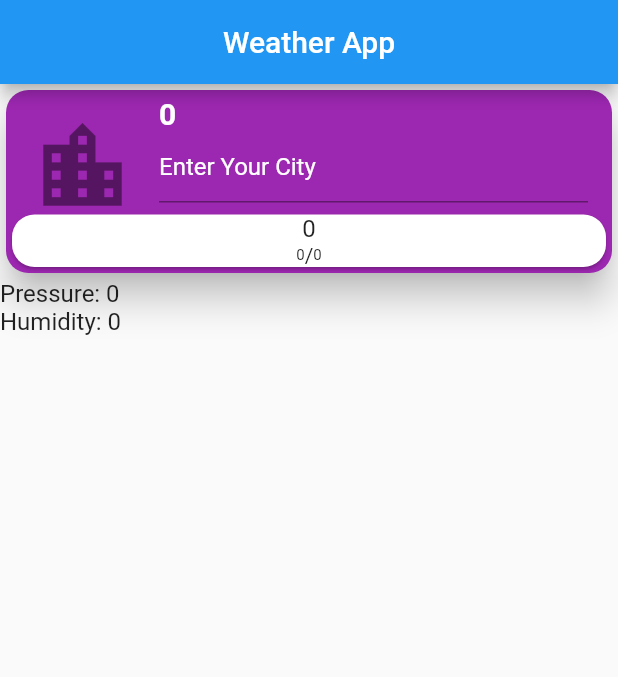
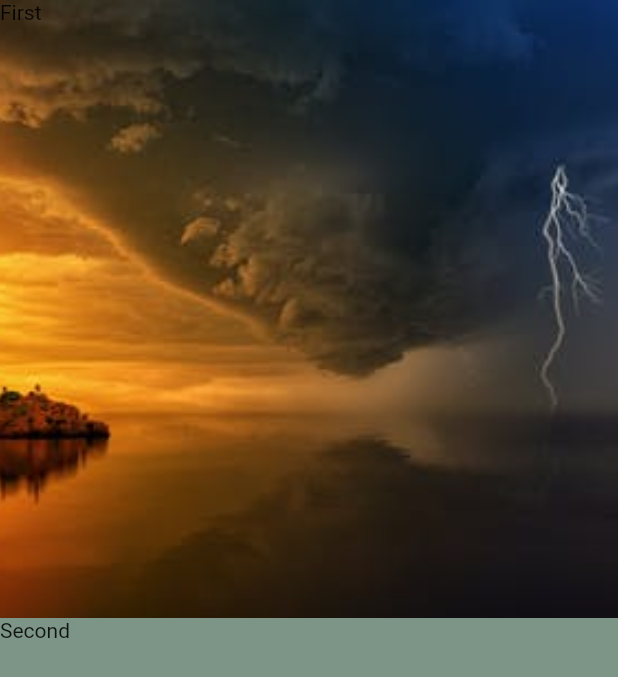
Before and after one commit to Mostafiz1713/WeatherApp, a Flutter app: the screen it shows after launch, on a phone screen of 412 x 824 dp. Shown: the top 677 px of the screen. Run offline on Flutter 3.47's test engine with Material 2 defaults, Android fonts, the phone set to English and light mode, and no system bars.

Commit message:
Start New Home Page

```diff
--- /dev/null
+++ b/lib/Screens/newHomeScreen.dart
@@ -0,0 +1,44 @@
+import 'package:flutter/material.dart';
+
+class HomeScreen extends StatefulWidget {
+  @override
+  _HomeScreenState createState() => _HomeScreenState();
+}
+
+class _HomeScreenState extends State<HomeScreen> {
+  @override
+  Widget build(BuildContext context) {
+    return MaterialApp(
+        debugShowCheckedModeBanner: false,
+        home: Scaffold(
+          body: Container(
+            child: Column(
+              mainAxisAlignment: MainAxisAlignment.start,
+              crossAxisAlignment: CrossAxisAlignment.stretch,
+              children: [
+                Container(
+                  height: MediaQuery.of(context).size.height*.5,
+                  width: MediaQuery.of(context).size.width,
+                  decoration: BoxDecoration(
+                    color: Color(0xff7c94b6),
+                    image: DecorationImage(
+                      image: AssetImage('assets/images/weather_bg.jpg'),
+                      fit: BoxFit.cover,
+                    ),
+                  ),
+                  child: Text('First'),
+                ),
+                Container(
+                  height: MediaQuery.of(context).size.height*.5,
+                  width: MediaQuery.of(context).size.width,
+                  decoration: BoxDecoration(
+                    color: Color(0xff7c9586),
+                  ),
+                  child: Text('Second'),
+                ),
+              ],
+            ),
+          ),
+        ));
+  }
+}
--- a/lib/splashScreen.dart
+++ b/lib/splashScreen.dart
@@ -1,6 +1,7 @@
 import 'dart:async';
 import 'package:flutter/material.dart';
 import 'package:weather_app/homePage.dart';
+import 'package:weather_app/Screens/newHomeScreen.dart';
 
 class SplashScreen extends StatefulWidget {
   final Color backgroundColor = Colors.white;
@@ -29,7 +30,7 @@ class _SplashScreenState extends State<SplashScreen> {
   }
 
   void navigationPage() {
-    Navigator.pushReplacement(context, MaterialPageRoute(builder: (BuildContext context) => HomePage()));
+    Navigator.pushReplacement(context, MaterialPageRoute(builder: (BuildContext context) => HomeScreen()));
   }
 
   @override
```
Also changed, not shown: assets/images/weather_bg.jpg (added), 5 other files.
